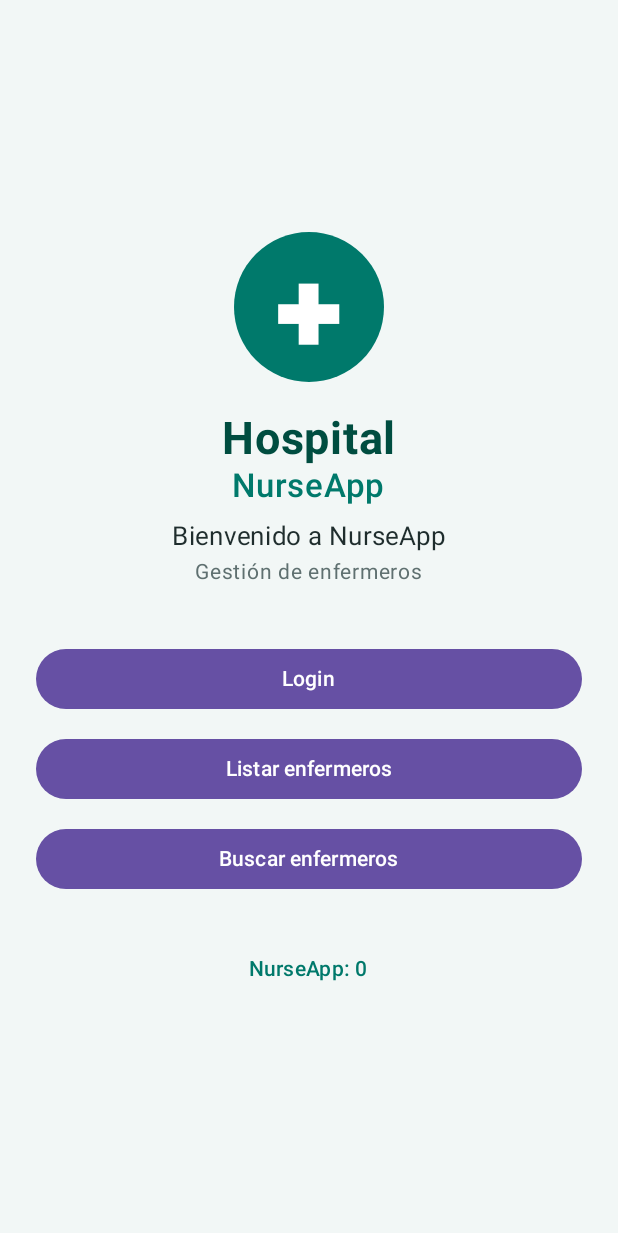
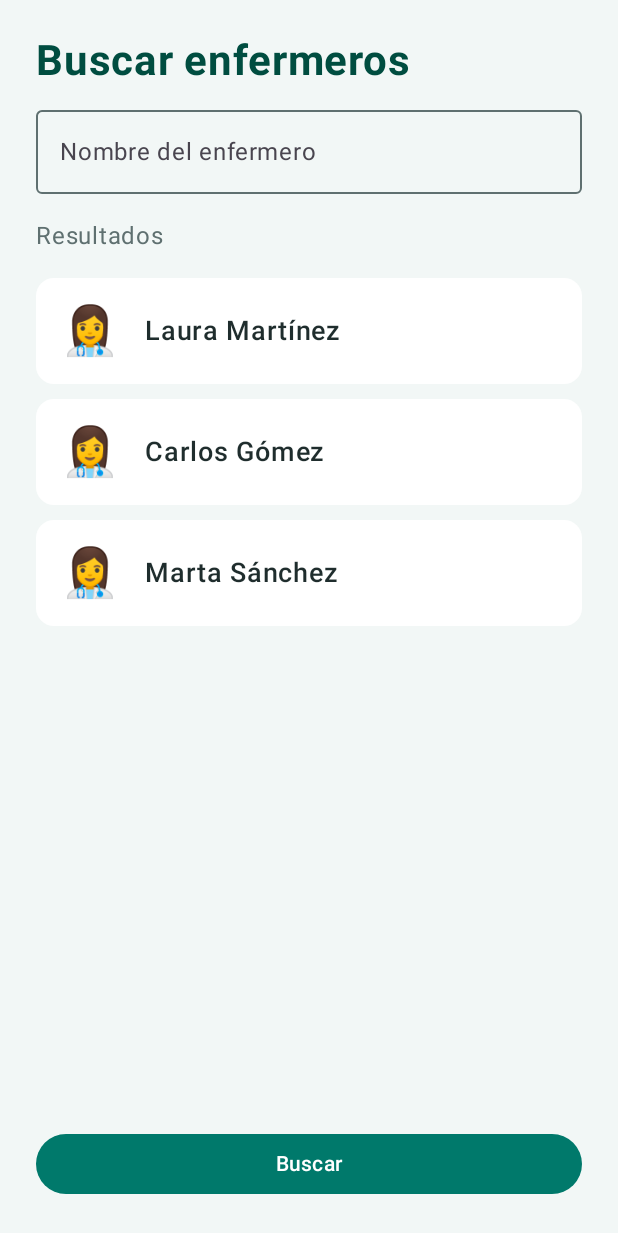
Before and after one commit to Sergi-Ye/M0492-FrontEnd-Hospital, an Android app built with Jetpack Compose: the screen it shows after launch (MainActivity), on a phone screen of 412 x 824 dp. Shown: the top 1233 px of the screen. Run offline under Robolectric (Android 15) with nearby library versions, the phone set to English and light mode, and no system bars.

Commit message:
Create Nurse Search Screen (#7)

```diff
--- a/app/src/main/java/com/nurseapp/MainActivity.kt
+++ b/app/src/main/java/com/nurseapp/MainActivity.kt
@@ -3,7 +3,7 @@ package com.nurseapp
 import android.os.Bundle
 import androidx.activity.ComponentActivity
 import androidx.activity.compose.setContent
-import com.nurseapp.ui.screens.HomeScreen
+import com.nurseapp.ui.screens.SearchNursesScreen
 import com.nurseapp.ui.theme.NurseAppTheme
 
 class MainActivity : ComponentActivity() {
@@ -12,11 +12,7 @@ class MainActivity : ComponentActivity() {
 
         setContent {
             NurseAppTheme {
-                HomeScreen(
-                    onLoginClick = {},
-                    onNursesClick = {},
-                    onSearchClick = {}
-                )
+                SearchNursesScreen()
             }
         }
     }
--- a/app/src/main/java/com/nurseapp/ui/screens/SearchNursesScreen.kt
+++ b/app/src/main/java/com/nurseapp/ui/screens/SearchNursesScreen.kt
@@ -1 +1,136 @@
 package com.nurseapp.ui.screens
+
+import androidx.compose.foundation.background
+import androidx.compose.foundation.layout.*
+import androidx.compose.foundation.lazy.LazyColumn
+import androidx.compose.foundation.lazy.items
+import androidx.compose.foundation.shape.RoundedCornerShape
+import androidx.compose.material3.Button
+import androidx.compose.material3.ButtonDefaults
+import androidx.compose.material3.OutlinedTextField
+import androidx.compose.material3.OutlinedTextFieldDefaults
+import androidx.compose.material3.Text
+import androidx.compose.runtime.*
+import androidx.compose.ui.Alignment
+import androidx.compose.ui.Modifier
+import androidx.compose.ui.res.colorResource
+import androidx.compose.ui.res.stringResource
+import androidx.compose.ui.semantics.contentDescription
+import androidx.compose.ui.semantics.semantics
+import androidx.compose.ui.text.font.FontWeight
+import androidx.compose.ui.unit.dp
+import androidx.compose.ui.unit.sp
+import com.nurseapp.R
+
+@Composable
+fun SearchNursesScreen() {
+    var searchText by remember { mutableStateOf("") }
+    var searchedName by remember { mutableStateOf("") }
+
+    val nurseNames = listOf(
+        stringResource(R.string.buscar_enfermero_1),
+        stringResource(R.string.buscar_enfermero_2),
+        stringResource(R.string.buscar_enfermero_3)
+    )
+    val nurseIconDescription = stringResource(R.string.buscar_icono)
+
+    val filteredNurses = if (searchedName.isBlank()) {
+        nurseNames
+    } else {
+        nurseNames.filter { it.contains(searchedName, ignoreCase = true) }
+    }
+
+    Column(
+        modifier = Modifier
+            .fillMaxSize()
+            .background(colorResource(R.color.app_background))
+            .padding(24.dp)
+    ) {
+        Text(
+            text = stringResource(R.string.buscar_titulo),
+            fontSize = 28.sp,
+            fontWeight = FontWeight.Bold,
+            color = colorResource(R.color.primary_dark)
+        )
+
+        Spacer(modifier = Modifier.height(8.dp))
+
+        OutlinedTextField(
+            value = searchText,
+            onValueChange = { searchText = it },
+            modifier = Modifier.fillMaxWidth(),
+            label = { Text(text = stringResource(R.string.buscar_campo)) },
+            singleLine = true,
+            colors = OutlinedTextFieldDefaults.colors(
+                focusedBorderColor = colorResource(R.color.primary),
+                unfocusedBorderColor = colorResource(R.color.text_secondary),
+                focusedLabelColor = colorResource(R.color.primary),
+                cursorColor = colorResource(R.color.primary)
+            )
+        )
+
+        Spacer(modifier = Modifier.height(16.dp))
+
+        Text(
+            text = stringResource(R.string.buscar_resultados),
+            fontSize = 16.sp,
+            color = colorResource(R.color.text_secondary)
+        )
+
+        Spacer(modifier = Modifier.height(16.dp))
+
+        Box(modifier = Modifier.weight(1f)) {
+            if (filteredNurses.isEmpty()) {
+                Text(
+                    text = stringResource(R.string.buscar_sin_resultados),
+                    fontSize = 16.sp,
+                    color = colorResource(R.color.text_secondary)
+                )
+            } else {
+                LazyColumn(modifier = Modifier.fillMaxSize()) {
+                    items(filteredNurses) { nurse ->
+                        Row(
+                            modifier = Modifier
+                                .fillMaxWidth()
+                                .padding(bottom = 10.dp)
+                                .background(
+                                    color = colorResource(R.color.surface),
+                                    shape = RoundedCornerShape(12.dp)
+                                )
+                                .padding(16.dp),
+                            verticalAlignment = Alignment.CenterVertically
+                        ) {
+                            Text(
+                                text = "👩‍⚕️",
+                                modifier = Modifier.semantics {
+                                    contentDescription = nurseIconDescription
+                                },
+                                fontSize = 32.sp
+                            )
+
+                            Spacer(modifier = Modifier.width(16.dp))
+
+                            Text(
+                                text = nurse,
+                                fontSize = 18.sp,
+                                fontWeight = FontWeight.SemiBold,
+                                color = colorResource(R.color.text_primary)
+                            )
+                        }
+                    }
+                }
+            }
+        }
+
+        Button(
+            onClick = { searchedName = searchText.trim() },
+            modifier = Modifier.fillMaxWidth(),
+            colors = ButtonDefaults.buttonColors(
+                containerColor = colorResource(R.color.primary),
+                contentColor = colorResource(R.color.white)
+            )
+        ) {
+            Text(text = stringResource(R.string.buscar_boton))
+        }
+    }
+}
--- a/app/src/main/res/values/strings.xml
+++ b/app/src/main/res/values/strings.xml
@@ -18,6 +18,14 @@
 
 
     <!-- Akash - Búsqueda de enfermeros -->
-
+    <string name="buscar_titulo">Buscar enfermeros</string>
+    <string name="buscar_icono">Icono de enfermera</string>
+    <string name="buscar_campo">Nombre del enfermero</string>
+    <string name="buscar_boton">Buscar</string>
+    <string name="buscar_resultados">Resultados</string>
+    <string name="buscar_sin_resultados">No se han encontrado enfermeros</string>
+    <string name="buscar_enfermero_1">Laura Martínez</string>
+    <string name="buscar_enfermero_2">Carlos Gómez</string>
+    <string name="buscar_enfermero_3">Marta Sánchez</string>
 
 </resources>
```
